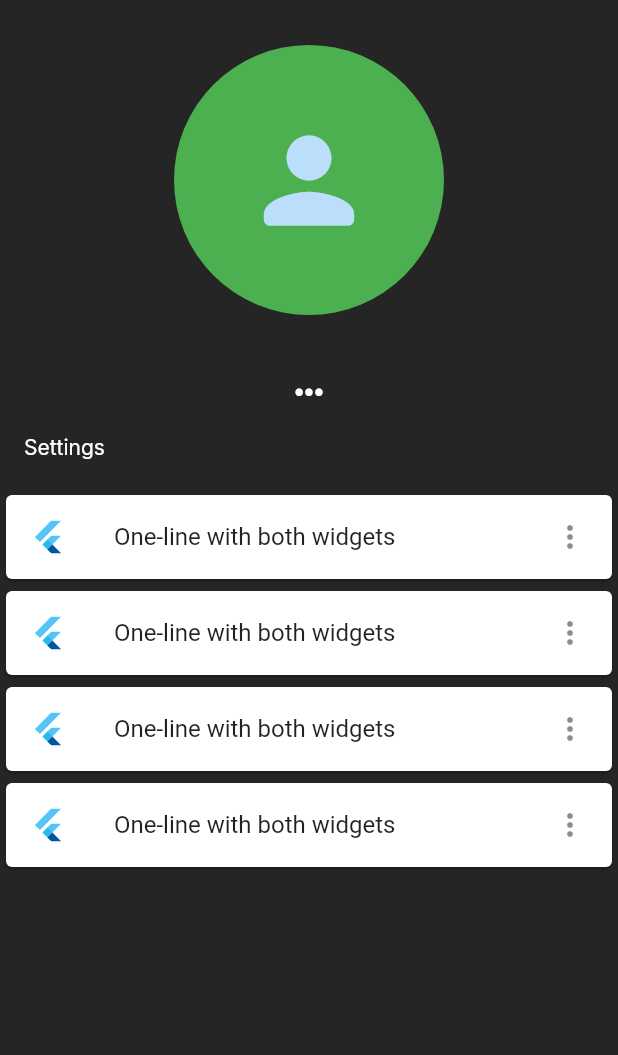
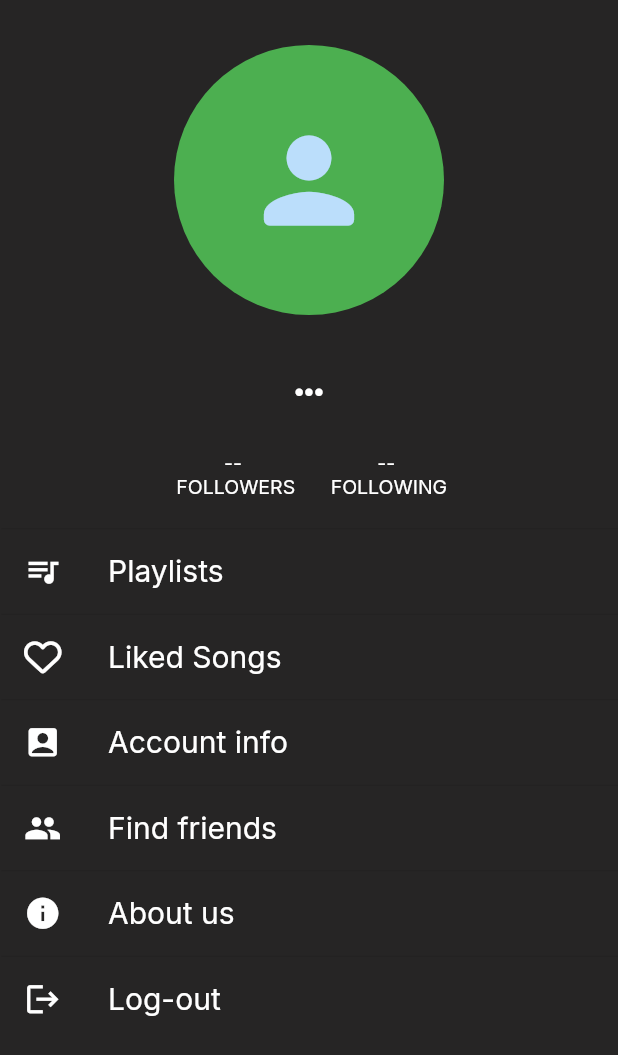
Before and after one commit to franzrocha/MuSikat-App, a Flutter app: the ProfileScreen screen opened directly, on a phone screen of 412 x 824 dp. Shown: the top 1055 px of the screen. Run offline on Flutter 3.47's test engine with Material 2 defaults, Android fonts, the phone set to English and light mode, and no system bars; our stand-ins replace cloud_firestore, firebase_auth, firebase_core, firebase_storage, flutter_native_splash, font_awesome_flutter and 3 more; missing offline and left inert: cloud_firestore_web, firebase_auth_web, firebase_core_web, firebase_storage_web, image_picker_for_web; accounts and stored records are empty.

Commit message:
updated profile screen

```diff
--- /dev/null
+++ b/lib/screens/home/account_info.dart
@@ -0,0 +1,17 @@
+import 'package:flutter/material.dart';
+
+class AccountInfoScreen extends StatefulWidget {
+  const AccountInfoScreen({Key? key}) : super(key: key);
+
+  @override
+  State<AccountInfoScreen> createState() => _AccountInfoScreenState();
+}
+
+class _AccountInfoScreenState extends State<AccountInfoScreen> {
+  @override
+  Widget build(BuildContext context) {
+    return Scaffold(
+
+    );
+  }
+}
--- a/lib/screens/home/profile_screen.dart
+++ b/lib/screens/home/profile_screen.dart
@@ -4,6 +4,7 @@ import 'package:font_awesome_flutter/font_awesome_flutter.dart';
 import 'package:google_fonts/google_fonts.dart';
 import 'package:musikat_app/controllers/auth_controller.dart';
 import 'package:musikat_app/models/user_model.dart';
+import 'package:musikat_app/screens/home/account_info.dart';
 import 'package:musikat_app/service_locators.dart';
 import 'package:musikat_app/widgets/avatar.dart';
 
@@ -43,40 +44,129 @@ class _ProfileScreenState extends State<ProfileScreen> {
               children: [
                 profilePic(),
                 userName(),
-                ListTile(
-                  title: Text("Settings",
+                const SizedBox(height: 30),
+                Row(
+                  mainAxisAlignment: MainAxisAlignment.center,
+                  children: [
+                    Text(
+                      '-- \n FOLLOWERS',
+                      textAlign: TextAlign.center,
                       style: GoogleFonts.inter(
                         color: Colors.white,
-                        fontSize: 14,
-
-                      )),
+                        fontSize: 13,
+                      ),
+                    ),
+                    const SizedBox(width: 20),
+                    Text(
+                      '-- \n FOLLOWING',
+                      textAlign: TextAlign.center,
+                      style: GoogleFonts.inter(
+                        color: Colors.white,
+                        fontSize: 13,
+                      ),
+                    ),
+                  ],
                 ),
-                const Card(
-                  child: ListTile(
-                    leading: FlutterLogo(),
-                    title: Text('One-line with both widgets'),
-                    trailing: Icon(Icons.more_vert),
+                const SizedBox(
+                  height: 20,
+                ),
+                const Divider(
+                  height: 1.0,
+                  indent: 1.0,
+                ),
+                ListTile(
+                  leading: const Icon(Icons.queue_music,
+                      color: Colors.white, size: 25),
+                  title: Text(
+                    'Playlists',
+                    style: GoogleFonts.inter(
+                      color: Colors.white,
+                      fontSize: 20,
+                    ),
                   ),
                 ),
-                const Card(
-                  child: ListTile(
-                    leading: FlutterLogo(),
-                    title: Text('One-line with both widgets'),
-                    trailing: Icon(Icons.more_vert),
+                const Divider(
+                  height: 1.0,
+                  indent: 1.0,
+                ),
+                ListTile(
+                  leading: const FaIcon(FontAwesomeIcons.heart,
+                      color: Colors.white, size: 25),
+                  title: Text(
+                    'Liked Songs',
+                    style: GoogleFonts.inter(
+                      color: Colors.white,
+                      fontSize: 20,
+                    ),
                   ),
                 ),
-                const Card(
-                  child: ListTile(
-                    leading: FlutterLogo(),
-                    title: Text('One-line with both widgets'),
-                    trailing: Icon(Icons.more_vert),
+                const Divider(
+                  height: 1.0,
+                  indent: 1.0,
+                ),
+                ListTile(
+                  onTap: () => {
+                    Navigator.of(context).push(
+                      MaterialPageRoute(
+                          builder: (context) => const AccountInfoScreen()),
+                    ),
+                  },
+                  leading: const Icon(Icons.account_box,
+                      color: Colors.white, size: 25),
+                  title: Text(
+                    'Account info',
+                    style: GoogleFonts.inter(
+                      color: Colors.white,
+                      fontSize: 20,
+                    ),
                   ),
                 ),
-                const Card(
-                  child: ListTile(
-                    leading: FlutterLogo(),
-                    title: Text('One-line with both widgets'),
-                    trailing: Icon(Icons.more_vert),
+                const Divider(
+                  height: 1.0,
+                  indent: 1.0,
+                ),
+                ListTile(
+                  leading:
+                      const Icon(Icons.people, color: Colors.white, size: 25),
+                  title: Text(
+                    'Find friends',
+                    style: GoogleFonts.inter(
+                      color: Colors.white,
+                      fontSize: 20,
+                    ),
+                  ),
+                ),
+                const Divider(
+                  height: 1.0,
+                  indent: 1.0,
+                ),
+                ListTile(
+                  leading:
+                      const Icon(Icons.info, color: Colors.white, size: 25),
+                  title: Text(
+                    'About us',
+                    style: GoogleFonts.inter(
+                      color: Colors.white,
+                      fontSize: 20,
+                    ),
+                  ),
+                ),
+                const Divider(
+                  height: 1.0,
+                  indent: 1.0,
+                ),
+                ListTile(
+                  onTap: () async {
+                    _auth.logout();
+                  },
+                  leading:
+                      const Icon(Icons.logout, color: Colors.white, size: 25),
+                  title: Text(
+                    'Log-out',
+                    style: GoogleFonts.inter(
+                      color: Colors.white,
+                      fontSize: 20,
+                    ),
                   ),
                 ),
               ],
--- a/lib/widgets/nav_bar.dart
+++ b/lib/widgets/nav_bar.dart
@@ -39,6 +39,11 @@ class _NavBarState extends State<NavBar> {
           backgroundColor: const Color(0xffE28D00),
           automaticallyImplyLeading: false,
           toolbarHeight: 65,
+          leading: Padding(
+            padding: const EdgeInsets.only(left: 12),
+            child: Image.asset("assets/images/musikat_logo.png",
+                        width: 45, height: 47),
+          ),
           actions: [
             InkWell(
             onTap: () {
@@ -49,11 +54,6 @@ class _NavBarState extends State<NavBar> {
           const SizedBox(
             width: 8,
           ),
-            IconButton(
-                onPressed: () async {
-                  auth.logout();
-                },
-                icon: const Icon(Icons.logout)),
           ]),
       body: pages[pageIndex],
       bottomNavigationBar: BottomNavigationBar(
```
Also changed, not shown: lib/screens/home/music_player.dart (added), 1 other file.
